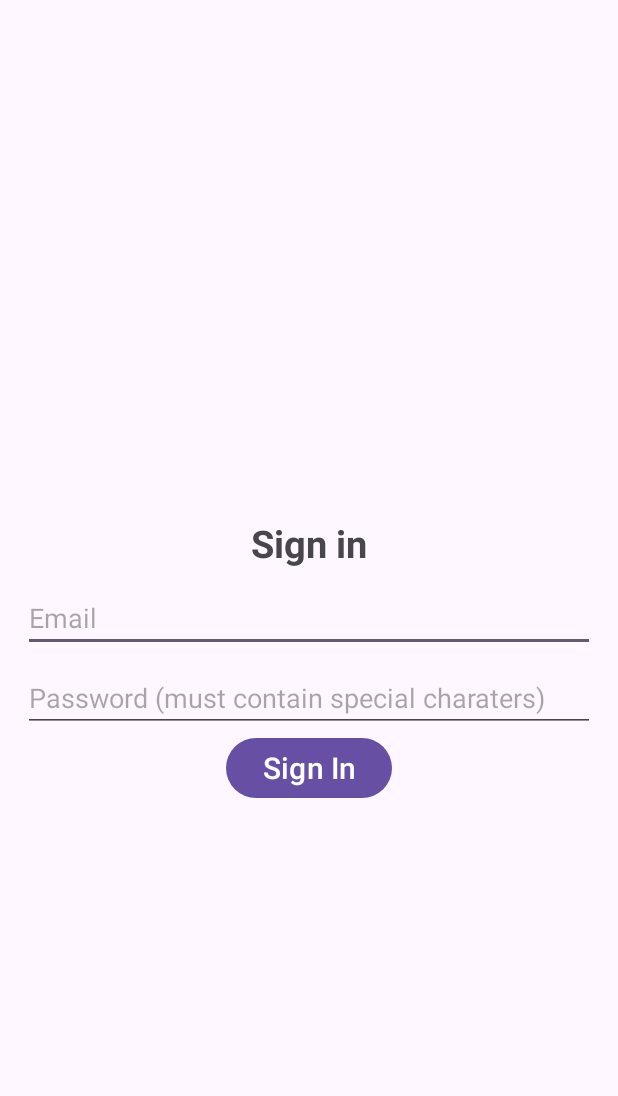
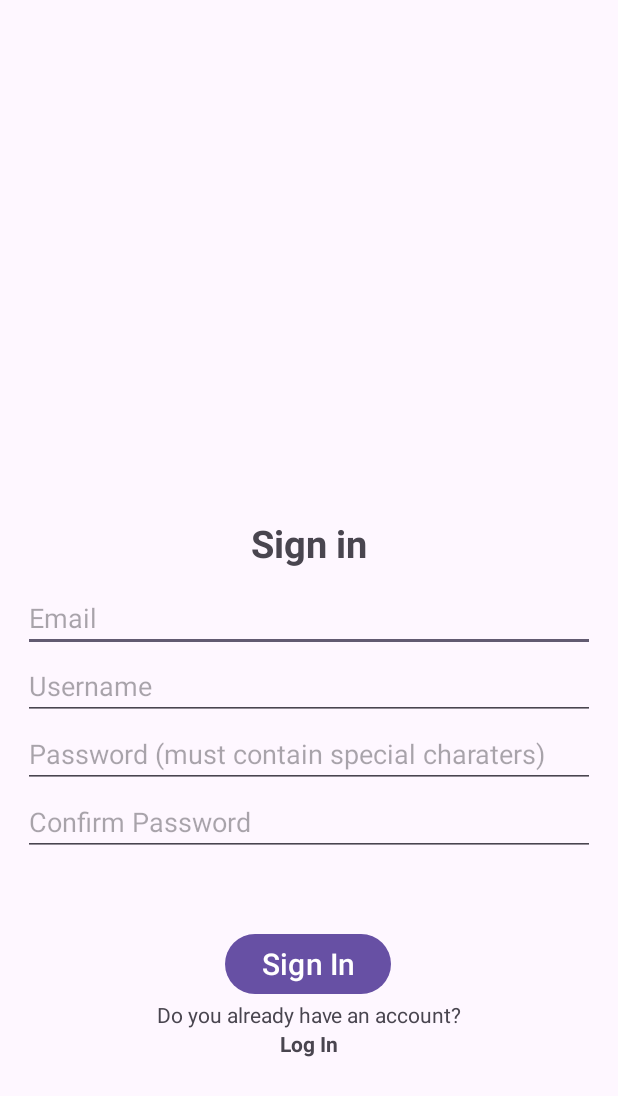
Before and after one commit to Andru2003/R-D_Project, an Android app: the Register screen opened directly, with no data from a screen before it, on a phone screen of 412 x 824 dp. Shown: the top 1096 px of the screen. Run offline under Robolectric (Android 15) with nearby library versions, the phone set to English and light mode, and no system bars; our stand-ins replace Firebase (no records; nobody signed in at launch, a user with empty details on screens opened directly).

Commit message:
ver email and database

```diff
--- a/app/build.gradle
+++ b/app/build.gradle
@@ -50,6 +50,8 @@ dependencies {
 }
 
 dependencies {
+
+    implementation 'com.google.firebase:firebase-database-ktx:20.2.1'
     constraints {
         implementation("org.jetbrains.kotlin:kotlin-stdlib-jdk7:1.8.0") {
             because("kotlin-stdlib-jdk7 is now a part of kotlin-stdlib")
--- a/app/src/main/res/layout/activity_register.xml
+++ b/app/src/main/res/layout/activity_register.xml
@@ -32,6 +32,7 @@
         android:hint="Email"
         app:layout_constraintBottom_toBottomOf="parent"
         app:layout_constraintEnd_toEndOf="parent"
+        app:layout_constraintHorizontal_bias="1.0"
         app:layout_constraintStart_toStartOf="parent"
         app:layout_constraintTop_toTopOf="parent" />
 
@@ -39,12 +40,11 @@
         android:id="@+id/signin_pswd"
         android:layout_width="match_parent"
         android:layout_height="wrap_content"
-        android:layout_marginTop="8dp"
         android:hint="Password (must contain special charaters)"
         app:layout_constraintEnd_toEndOf="parent"
-        app:layout_constraintHorizontal_bias="0.0"
+        app:layout_constraintHorizontal_bias="0.533"
         app:layout_constraintStart_toStartOf="parent"
-        app:layout_constraintTop_toBottomOf="@+id/signin_email" />
+        app:layout_constraintTop_toBottomOf="@+id/username" />
 
     <ProgressBar
         android:layout_width="match_parent"
@@ -58,11 +58,53 @@
         android:id="@+id/signin_buttton"
         android:layout_width="wrap_content"
         android:layout_height="wrap_content"
-        android:layout_marginTop="0dp"
+        android:layout_marginTop="48dp"
         android:text="@string/signin_button"
         android:textSize="20sp"
         app:layout_constraintEnd_toEndOf="parent"
+        app:layout_constraintHorizontal_bias="0.498"
         app:layout_constraintStart_toStartOf="parent"
-        app:layout_constraintTop_toBottomOf="@+id/signin_pswd" />
+        app:layout_constraintTop_toBottomOf="@+id/confirmPassword" />
+
+    <TextView
+        android:id="@+id/textView4"
+        android:layout_width="wrap_content"
+        android:layout_height="wrap_content"
+        android:text="Do you already have an account?"
+        app:layout_constraintEnd_toEndOf="parent"
+        app:layout_constraintStart_toStartOf="parent"
+        app:layout_constraintTop_toBottomOf="@+id/signin_buttton" />
+
+    <TextView
+        android:id="@+id/text_to_login"
+        android:layout_width="wrap_content"
+        android:layout_height="wrap_content"
+        android:text="Log In"
+        android:textStyle="bold"
+        app:layout_constraintEnd_toEndOf="parent"
+        app:layout_constraintStart_toStartOf="parent"
+        app:layout_constraintTop_toBottomOf="@+id/textView4" />
+
+    <EditText
+        android:id="@+id/username"
+        android:layout_width="match_parent"
+        android:layout_height="wrap_content"
+        android:ems="10"
+        android:hint="Username"
+        android:inputType="text"
+        app:layout_constraintEnd_toEndOf="parent"
+        app:layout_constraintStart_toStartOf="parent"
+        app:layout_constraintTop_toBottomOf="@+id/signin_email" />
+
+    <EditText
+        android:id="@+id/confirmPassword"
+        android:layout_width="match_parent"
+        android:layout_height="wrap_content"
+        android:ems="10"
+        android:inputType="text"
+        android:hint="Confirm Password"
+
+        app:layout_constraintTop_toBottomOf="@+id/signin_pswd"
+        tools:layout_editor_absoluteX="74dp" />
 
 </androidx.constraintlayout.widget.ConstraintLayout>
```
